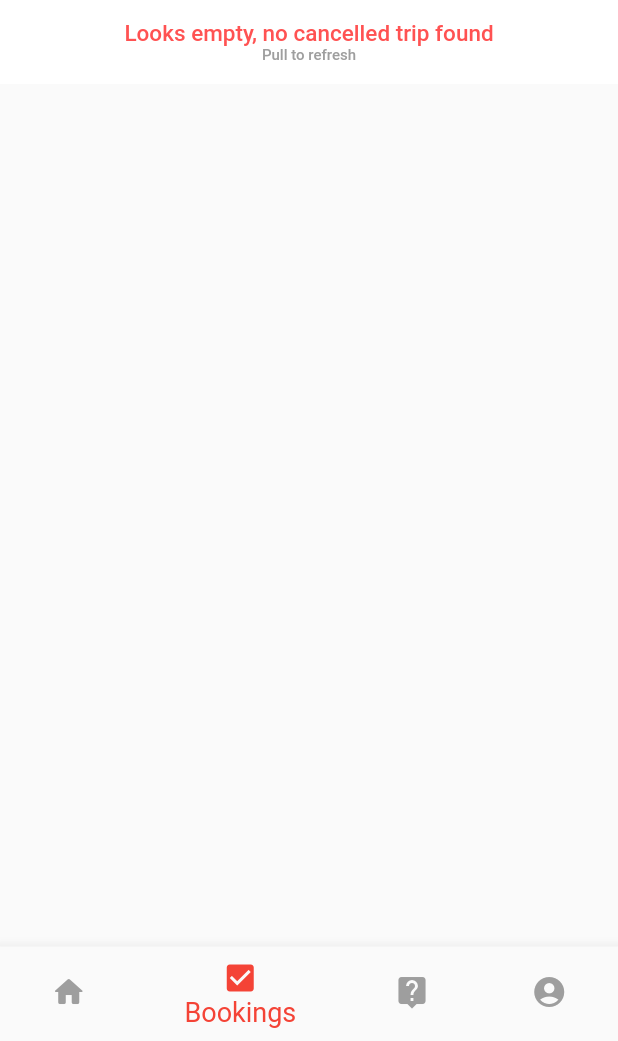
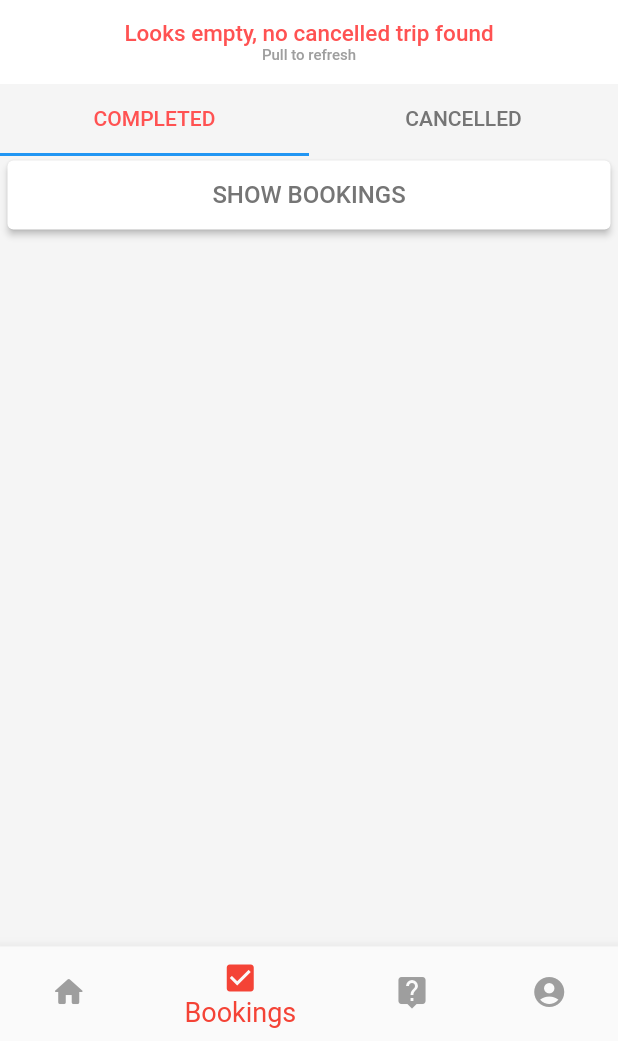
Before and after one commit to Navy1409/red_bus_clone_UI, a Flutter app: the screen it shows after launch, item 2 of the bottom bar chosen, on a phone screen of 412 x 824 dp, the part 195-1236 px from its top. Run offline on Flutter 3.47's test engine with Material 2 defaults, Android fonts, the light colour scheme and no system bars.

Commit message:
tab bar updated

```diff
--- a/lib/rYdeb.dart
+++ b/lib/rYdeb.dart
@@ -8,11 +8,38 @@ class rYdeb extends StatefulWidget {
 
 class _rYdebState extends State<rYdeb> {
   @override
+  TabBar get tabBar => TabBar(
+    tabs: [
+      Tab(text: 'Upcoming Trips',),
+      Tab(text: 'Completed Trips'),
+      Tab(text: 'Cancelled Trips'),
+    ],
+    labelColor: Colors.black,
+    unselectedLabelColor: Colors.redAccent,
+  );
   Widget build(BuildContext context) {
     return MaterialApp(
-      home: Scaffold(
-        appBar: AppBar(
-          title: Text('rYde'),
+      home: DefaultTabController(
+        length: 3,
+        child: Scaffold(
+          appBar: AppBar(
+            backgroundColor: Colors.white,
+            bottom: PreferredSize(
+              preferredSize: tabBar.preferredSize,
+              child: Material(
+                color: Colors.grey.shade100,
+                child: tabBar,
+              ),
+            ),
+          ),
+          body:
+          TabBarView(children:[
+            Text('No completed trips'),
+            Text('No completed trips'),
+            Text('No completed trips'),
+          ],
+
+          ),
         ),
       ),
     );
--- a/lib/redBusb.dart
+++ b/lib/redBusb.dart
@@ -8,10 +8,21 @@ class redBusb extends StatefulWidget {
 
 class _redBusbState extends State<redBusb> {
   @override
+  TabBar get tabBar => TabBar(
+    tabs: [
+      Tab(text: 'COMPLETED'),
+      Tab(text: 'CANCELLED'),
+    ],
+    labelColor: Colors.redAccent,
+    unselectedLabelColor: Colors.grey.shade600,
+  );
   Widget build(BuildContext context) {
     return MaterialApp(
       debugShowCheckedModeBanner: false,
-      home: Scaffold(
+      home: DefaultTabController(
+        length: 2,
+        child: Scaffold(
+          backgroundColor: Colors.grey.shade100,
           appBar: AppBar(
             backgroundColor: Colors.white,
             elevation: 0,
@@ -45,6 +56,85 @@ class _redBusbState extends State<redBusb> {
                 )
               ],
             ),
+            bottom: PreferredSize(
+              preferredSize: tabBar.preferredSize,
+              child: Material(
+                color: Colors.grey.shade100,
+                child: tabBar,
+              ),
+            ),
+          ),
+          body:
+          TabBarView(children:[
+            // Card(
+            //   margin: EdgeInsets.only(left: 10, right: 10, top: 5),
+            //   child: Row(
+            //     mainAxisAlignment: MainAxisAlignment.spaceBetween,
+            //     children: [
+            //       Container(
+            //         margin: EdgeInsets.only(left: 10),
+            //         child: Text(
+            //           'SHOW BOOKINGS',
+            //           style: TextStyle(fontSize: 18),
+            //         ),
+            //       ),
+            //     ],
+            //   ),
+            // ),
+            // Card(
+            //   margin: EdgeInsets.only(left: 10, right: 10, top: 1),
+            //   child: Row(
+            //     mainAxisAlignment: MainAxisAlignment.spaceBetween,
+            //     children: [
+            //       Container(
+            //         margin: EdgeInsets.only(left: 10),
+            //         child: Text(
+            //           'SHOW BOOKINGS',
+            //           style: TextStyle(fontSize: 18),
+            //         ),
+            //       ),
+            //     ],
+            //   ),
+            // ),
+            Container(
+              width:double.infinity,
+              child: Column(
+                children: [
+                  Container(
+                    padding: EdgeInsets.symmetric(horizontal: 5, vertical: 3),
+                    width: double.infinity,
+                    height: 52,
+                    child: ElevatedButton(
+                      onPressed: (){},
+                      style:ElevatedButton.styleFrom(primary: Colors.white,),
+                      child: Text("SHOW BOOKINGS",style: TextStyle(color: Colors.grey.shade600,
+                      fontSize: 16),),
+                    ),
+                  ),
+                ],
+              ),
+            ),
+            Container(
+              width:double.infinity,
+              child: Column(
+                children: [
+                  Container(
+                    padding: EdgeInsets.symmetric(horizontal: 5, vertical: 3),
+                    width: double.infinity,
+                    height: 52,
+                    child: ElevatedButton(
+                      onPressed: (){},
+                      style:ElevatedButton.styleFrom(primary: Colors.white,),
+                      child: Text("SHOW BOOKINGS",style: TextStyle(color: Colors.grey.shade600,
+                          fontSize: 16),),
+                    ),
+                  ),
+                ],
+              ),
+            )
+          ],
+
+          ),
         ),
       ),
     );
--- a/lib/redRailb.dart
+++ b/lib/redRailb.dart
@@ -3,16 +3,17 @@ class redRailb extends StatefulWidget {
   const redRailb({Key? key}) : super(key: key);
 
   @override
-  State<redRailb> createState() => _redRailbState();
+  State<redRailb> createState() => redRailbState();
 }
 
-class _redRailbState extends State<redRailb> {
+class redRailbState extends State<redRailb> {
   @override
   Widget build(BuildContext context) {
     return MaterialApp(
       home: Scaffold(
         appBar: AppBar(
-          title: Text('redRail'),
+          backgroundColor: Colors.white,
+
         ),
       ),
     );
```
Lines whose indentation alone changed are shown as unchanged.
